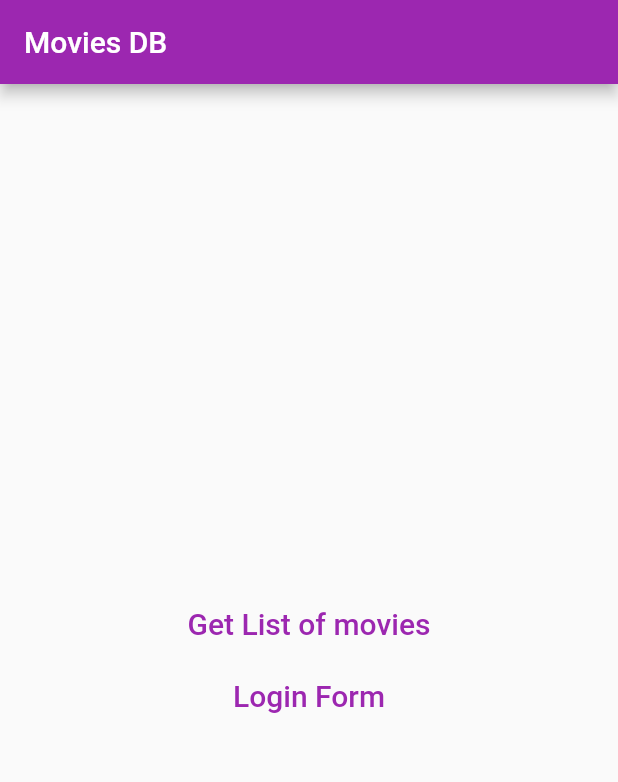
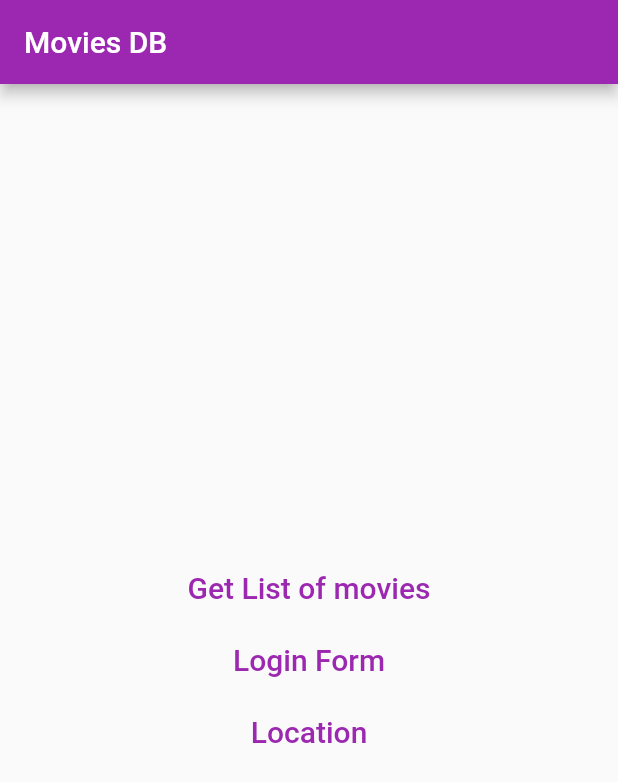
Before and after one commit to sujataagarwal/flutter_bloc_rxdart_basic-main, a Flutter app: the screen it shows after launch, on a phone screen of 412 x 824 dp. Shown: the top 782 px of the screen. Run offline on Flutter 3.47's test engine with Material 2 defaults, Android fonts, the phone set to English and light mode, and no system bars; our stand-ins replace connectivity_plus, dio, geocoding, geolocator, rxdart.

Commit message:
GeoLocator
Done : Ingetration of GeoLocation - find current location  - latitude, longitude and address.
Done : Route in common.
WIP : GeoFencing

```diff
--- a/lib/main.dart
+++ b/lib/main.dart
@@ -2,9 +2,6 @@
 
 import 'package:flutter/material.dart';
 import 'package:poc_bloc/src/app.dart';
-import 'package:poc_bloc/src/login/ui/login_screen.dart';
-import 'package:poc_bloc/src/movies/ui/movie_detail.dart';
-import 'package:poc_bloc/src/movies/ui/movie_list.dart';
 import 'global.dart';
 import 'package:poc_bloc/src/utils/color.dart';
 
@@ -32,11 +29,13 @@ class MyApp extends StatelessWidget {
           ),
         ),
           home: App(),
-          routes: {
-            MovieList.routeName: (context) => MovieList(),
-            MovieDetails.routeName: (context) => MovieDetails(),
-            LoginScreen.routeName: (context) => LoginScreen()
-          });
+          // routes: {
+          //   MovieList.routeName: (context) => MovieList(),
+          //   MovieDetails.routeName: (context) => MovieDetails(),
+          //   LoginScreen.routeName: (context) => LoginScreen(),
+          //   LocationScreen.routeName : (context) => LocationScreen(),
+          // }
+          );
 
   }
 }
--- a/lib/src/app.dart
+++ b/lib/src/app.dart
@@ -2,6 +2,7 @@
 
 import 'package:connectivity_plus/connectivity_plus.dart';
 import 'package:flutter/material.dart';
+import 'package:poc_bloc/src/location/ui/location_screen.dart';
 import 'package:poc_bloc/src/login/ui/login_screen.dart';
 import 'package:poc_bloc/src/utils/snackbar_display.dart';
 import 'common/blocs/connectivity_bloc.dart';
@@ -36,9 +37,21 @@ class _AppState extends State<App> {
         });
 
         break;
+        case ConnectivityResult.bluetooth:
+          // TODO: Handle this case.
+          break;
+        case ConnectivityResult.ethernet:
+          // TODO: Handle this case.
+          break;
+        case ConnectivityResult.mobile:
+          // TODO: Handle this case.
+          break;
+        case ConnectivityResult.vpn:
+          // TODO: Handle this case.
+          break;
       }
       setState(() {});
-      SnackBarDisplay.buildSnackbar(_message, _internetStatus);
+      SnackBarDisplay.buildSnackBar(_message, _internetStatus);
     });
 
 
@@ -62,7 +75,7 @@ class _AppState extends State<App> {
                   textAlign: TextAlign.center,
                 ),
                 onPressed: () {
-                  Navigator.of(context).pushNamed(MovieList.routeName);
+                  Navigator.of(context).pushNamed(MovieList().routeName);
                 },
               ),
               TextButton(
@@ -72,7 +85,17 @@ class _AppState extends State<App> {
                   textAlign: TextAlign.center,
                 ),
                 onPressed: () {
-                  Navigator.of(context).pushNamed(LoginScreen.routeName);
+                  Navigator.of(context).pushNamed(LoginScreen().routeName);
+                },
+              ),
+              TextButton(
+                child: Text(
+                  'Location',
+                  style: TextStyle(fontSize: 20,),
+                  textAlign: TextAlign.center,
+                ),
+                onPressed: () {
+                  Navigator.of(context).pushNamed(LocationScreen().routeName);
                 },
               ),
             ],
--- /dev/null
+++ b/lib/src/location/ui/location_screen.dart
@@ -0,0 +1,40 @@
+import 'package:flutter/material.dart';
+
+import 'current_location_screen.dart';
+
+class LocationScreen extends StatelessWidget {
+
+  get routeName => '/location';
+
+  const LocationScreen({super.key});
+  @override
+  Widget build(BuildContext context) {
+    return DefaultTabController(
+        length: 2,
+        initialIndex: 0,
+        child: Scaffold(
+          appBar: AppBar(
+            title: const Text('Location'),
+            bottom: TabBar(
+              controller: DefaultTabController.of(context),
+              tabs: const [
+                Tab(
+                  icon: Icon(Icons.location_pin),
+                  text: 'Current Location',
+                ),
+                Tab(
+                  icon: Icon(Icons.location_searching),
+                  text: 'Search Location',
+                ),
+              ],
+            ),
+          ),
+          body: const TabBarView(
+            children: [
+              CurrentLocationScreen(),
+              CurrentLocationScreen(),
+            ],
+          ),
+        ));
+  }
+}
--- a/lib/src/login/ui/login_screen.dart
+++ b/lib/src/login/ui/login_screen.dart
@@ -3,7 +3,7 @@ import 'package:flutter/services.dart';
 import 'package:poc_bloc/src/login/blocs/login_bloc.dart';
 
 class LoginScreen extends StatelessWidget {
-  static const routeName = '/login-screen';
+  get routeName => '/login-screen';
 
   final _passwordFocusNode = FocusNode();
   final _forgotPasswordFocusNode = FocusNode();
--- a/lib/src/movies/ui/movie_detail.dart
+++ b/lib/src/movies/ui/movie_detail.dart
@@ -6,7 +6,7 @@ import 'package:poc_bloc/src/movies/models/item_model.dart';
 import '../../common/blocs/connectivity_bloc.dart';
 
 class MovieDetails extends StatefulWidget {
-  static const routeName = '/movie_details';
+  get routeName => '/movie_details';
 
   const MovieDetails({Key? key}) : super(key: key);
 
--- a/lib/src/movies/ui/movie_list.dart
+++ b/lib/src/movies/ui/movie_list.dart
@@ -6,7 +6,7 @@ import '../models/item_model.dart';
 import '../blocs/movies_bloc.dart';
 
 class MovieList extends StatefulWidget {
-  static const routeName = '/movie_list';
+  get routeName =>  '/movie_list';
 
   @override
   State<MovieList> createState() => _MovieListState();
@@ -86,8 +86,7 @@ class _MovieListState extends State<MovieList> {
               fit: BoxFit.cover,
             ),
             onPressed: () {
-              Navigator.of(context).pushNamed(MovieDetails.routeName,
-                  arguments: movieList.results[index].id);
+              Navigator.of(context).pushNamed(MovieDetails().routeName, arguments: movieList.results[index].id);
             },
           );
         });
--- a/lib/src/utils/snackbar_display.dart
+++ b/lib/src/utils/snackbar_display.dart
@@ -1,14 +1,13 @@
-import 'package:connectivity_plus/connectivity_plus.dart';
 import 'package:flutter/material.dart';
 import 'package:poc_bloc/global.dart';
 import 'package:poc_bloc/src/utils/color.dart';
 
 class SnackBarDisplay {
-  static buildSnackbar(String message, bool internetStatus) {
+  static buildSnackBar(String message, bool colorStatus) {
     final SnackBar snackBar = SnackBar(
-      content: Text('$message', style: TextStyle(fontSize: 20, color: Colors.black ), textAlign: TextAlign.center,),
-      backgroundColor: internetStatus? ColorUtils.SUCCESS_COLOR : ColorUtils.ERROR_COLOR ,
-      duration: Duration(seconds: 2),
+      content: Text(message, style: const TextStyle(fontSize: 20, color: Colors.black ), textAlign: TextAlign.center,),
+      backgroundColor: colorStatus? ColorUtils.SUCCESS_COLOR : ColorUtils.ERROR_COLOR ,
+      duration: const Duration(seconds: 2),
     );
     snackBarKey.currentState?.showSnackBar(snackBar).close;
   }
--- a/pubspec.yaml
+++ b/pubspec.yaml
@@ -37,7 +37,8 @@ dependencies:
   rxdart: ^0.27.5
   dio: ^4.0.6
   connectivity_plus: ^3.0.2
-  form_field_validator: ^1.1.0
+  geocoding: ^2.0.5
+  geolocator: ^9.0.2
 
 dev_dependencies:
   flutter_test:
```
Also changed, not shown: lib/src/location/bloc/location_bloc.dart (added, +57 -0 lines), lib/src/location/ui/current_location_screen.dart (added, +54 -0 lines), lib/src/location/ui/search_location_screen.dart (added, +10 -0 lines), lib/src/login/blocs/login_bloc.dart (+8 -8 lines), lib/src/utils/routes.dart (added, +19 -0 lines), pubspec.lock, 3 other files.
